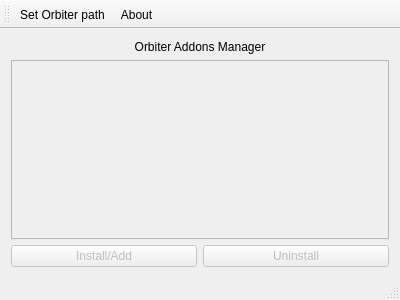
abdullah-radwan/OAD, file mainwindow.ui: the form before one commit.
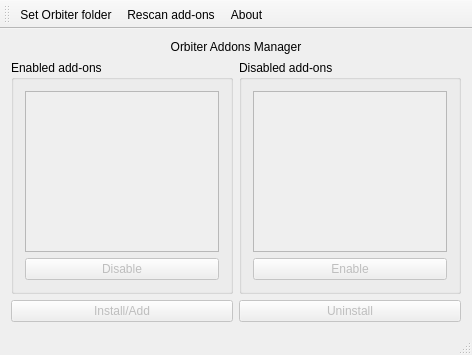
The form after the commit. Icons and pictures are not drawn.

What changed in the file:
```diff
--- a/mainwindow.ui
+++ b/mainwindow.ui
@@ -6,8 +6,8 @@
    <rect>
     <x>0</x>
     <y>0</y>
-    <width>400</width>
-    <height>300</height>
+    <width>472</width>
+    <height>355</height>
    </rect>
   </property>
   <property name="windowTitle">
@@ -30,14 +30,93 @@
      </widget>
     </item>
     <item>
-     <widget class="QListWidget" name="addonsList">
-      <property name="enabled">
-       <bool>false</bool>
-      </property>
-      <property name="statusTip">
-       <string>Installed addons</string>
-      </property>
-     </widget>
+     <layout class="QHBoxLayout" name="listsLayout">
+      <item>
+       <widget class="QGroupBox" name="enabledGroupBox">
+        <property name="sizePolicy">
+         <sizepolicy hsizetype="Expanding" vsizetype="Expanding">
+          <horstretch>0</horstretch>
+          <verstretch>0</verstretch>
+         </sizepolicy>
+        </property>
+        <property name="title">
+         <string>Enabled add-ons</string>
+        </property>
+        <layout class="QVBoxLayout" name="verticalLayout_3">
+         <item>
+          <widget class="QListWidget" name="enabledAddonsList">
+           <property name="enabled">
+            <bool>false</bool>
+           </property>
+           <property name="sizePolicy">
+            <sizepolicy hsizetype="Expanding" vsizetype="Expanding">
+             <horstretch>0</horstretch>
+             <verstretch>0</verstretch>
+            </sizepolicy>
+           </property>
+           <property name="statusTip">
+            <string/>
+           </property>
+          </widget>
+         </item>
+         <item>
+          <widget class="QPushButton" name="disableButton">
+           <property name="enabled">
+            <bool>false</bool>
+           </property>
+           <property name="statusTip">
+            <string>Disable the selected add-on</string>
+           </property>
+           <property name="text">
+            <string>Disable</string>
+           </property>
+          </widget>
+         </item>
+        </layout>
+       </widget>
+      </item>
+      <item>
+       <widget class="QGroupBox" name="disabledGroupBox">
+        <property name="sizePolicy">
+         <sizepolicy hsizetype="Expanding" vsizetype="Expanding">
+          <horstretch>0</horstretch>
+          <verstretch>0</verstretch>
+         </sizepolicy>
+        </property>
+        <property name="title">
+         <string>Disabled add-ons</string>
+        </property>
+        <layout class="QVBoxLayout" name="verticalLayout_4">
+         <item>
+          <widget class="QListWidget" name="disabledAddonsList">
+           <property name="enabled">
+            <bool>false</bool>
+           </property>
+           <property name="sizePolicy">
+            <sizepolicy hsizetype="Expanding" vsizetype="Expanding">
+             <horstretch>0</horstretch>
+             <verstretch>0</verstretch>
+            </sizepolicy>
+           </property>
+          </widget>
+         </item>
+         <item>
+          <widget class="QPushButton" name="enableButton">
+           <property name="enabled">
+            <bool>false</bool>
+           </property>
+           <property name="statusTip">
+            <string>Enable the selected add-on</string>
+           </property>
+           <property name="text">
+            <string>Enable</string>
+           </property>
+          </widget>
+         </item>
+        </layout>
+       </widget>
+      </item>
+     </layout>
     </item>
     <item>
      <layout class="QHBoxLayout" name="buttonsLayout">
@@ -79,12 +158,13 @@
     <bool>false</bool>
    </attribute>
    <addaction name="actionPath"/>
+   <addaction name="actionRescan"/>
    <addaction name="actionAbout"/>
   </widget>
   <widget class="QStatusBar" name="statusBar"/>
   <action name="actionPath">
    <property name="text">
-    <string>Set Orbiter path</string>
+    <string>Set Orbiter folder</string>
    </property>
    <property name="statusTip">
     <string>Set Orbiter installation directory</string>
@@ -98,6 +178,17 @@
     <string>About Orbiter Addons Manager</string>
    </property>
   </action>
+  <action name="actionRescan">
+   <property name="text">
+    <string>Rescan add-ons</string>
+   </property>
+   <property name="iconText">
+    <string>Rescan add-ons</string>
+   </property>
+   <property name="toolTip">
+    <string>Rescan add-ons in Orbiter folder</string>
+   </property>
+  </action>
  </widget>
  <layoutdefault spacing="6" margin="11"/>
  <resources>
```
Left out of the diff: 8 changed lines with no effect on the pictures.
